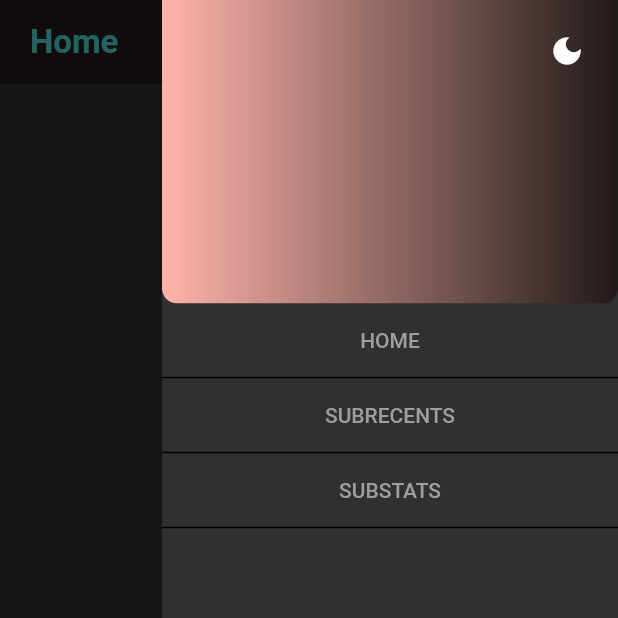
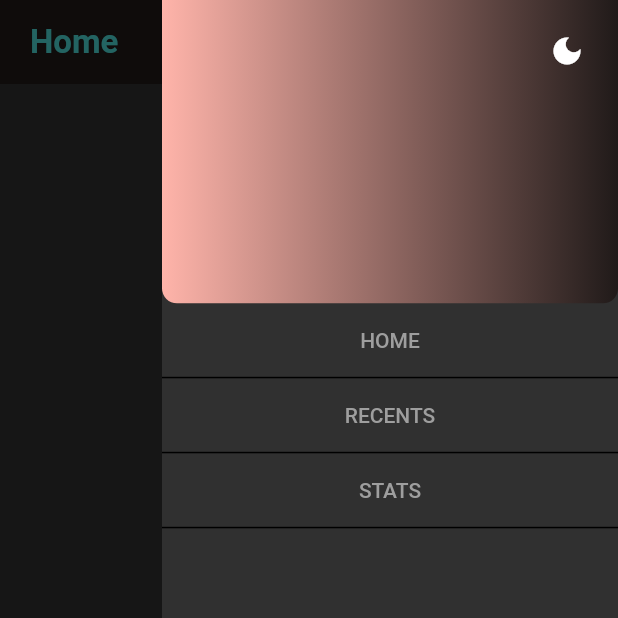
Before and after one commit to thetlwinlwin/dota2_stat, a Flutter app: the HomePage screen opened by its route, after a tap on the "view carousel" icon, after a tap on the "sort by alpha" icon, after a tap on the "menu" icon, on a phone screen of 412 x 824 dp, the top half of it. Run offline on Flutter 3.47's test engine with Material 2 defaults, Android fonts, the phone set to English and light mode, and no system bars; our stand-ins replace cached_network_image, connectivity_plus, flutter_riverpod, freezed_annotation, go_router, shared_preferences; accounts and stored records are empty; network calls fail.

Commit message:
lose coupling of menu str & move to routes

```diff
--- a/lib/features/app_drawer/menu_list.dart
+++ b/lib/features/app_drawer/menu_list.dart
@@ -32,12 +32,7 @@ class _MenuItems extends StatefulWidget {
 class __MenuItemsState extends State<_MenuItems>
     with SingleTickerProviderStateMixin {
   late AnimationController _staggerController;
-
-  static List<String> menuTitles = [
-    AppRoutes.home.name,
-    AppRoutes.subRecents.name,
-    AppRoutes.subStats.name
-  ];
+  static List<String> menuTitles = AppRoutes.appDrawerRoutes();
   static const _initialDelayTime = Duration(milliseconds: 100);
   static const _itemSlideTime = Duration(milliseconds: 500);
   static const _staggerTime = Duration(milliseconds: 100);
@@ -54,7 +49,7 @@ class __MenuItemsState extends State<_MenuItems>
   }
 
   void _createAnimationIntervals() {
-    for (var i = 0; i < menuTitles.length; ++i) {
+    for (int i = 0; i < AppRoutes.appDrawerRoutes().length; ++i) {
       final startTime = _initialDelayTime + (_staggerTime * i);
       final endTime = startTime + _itemSlideTime;
       _itemSlideIntervals.add(
@@ -81,7 +76,7 @@ class __MenuItemsState extends State<_MenuItems>
 
   List<Widget> _buildListItems() {
     final listItems = <Widget>[];
-    for (var i = 0; i < menuTitles.length; i++) {
+    for (int i = 0; i < menuTitles.length; i++) {
       listItems.add(
         AnimatedBuilder(
           animation: _staggerController,
```
